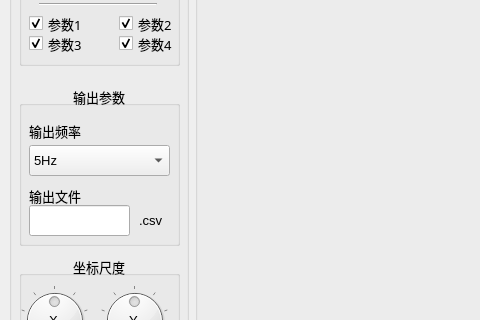
This is mainwindow.ui in haiboCode233/AccelerometerBridge as Qt 5 draws it before an edit; both pictures show x 0 to 480 and y 114 to 434 of the 1024 by 709 pixel window. The edited form follows.
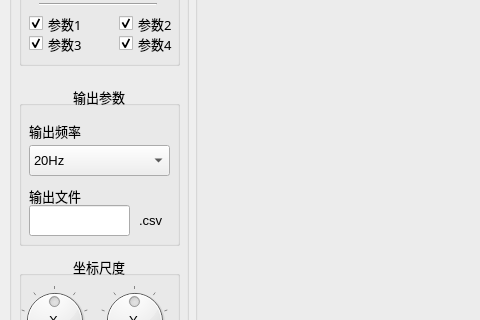
This is the edited form.

Diff of the .ui file:
```diff
--- a/mainwindow.ui
+++ b/mainwindow.ui
@@ -135,7 +135,7 @@
         </property>
         <item>
          <property name="text">
-          <string>5Hz</string>
+          <string>20Hz</string>
          </property>
         </item>
         <item>
```
Left out of the diff: 7 changed lines with no effect on the pictures.
